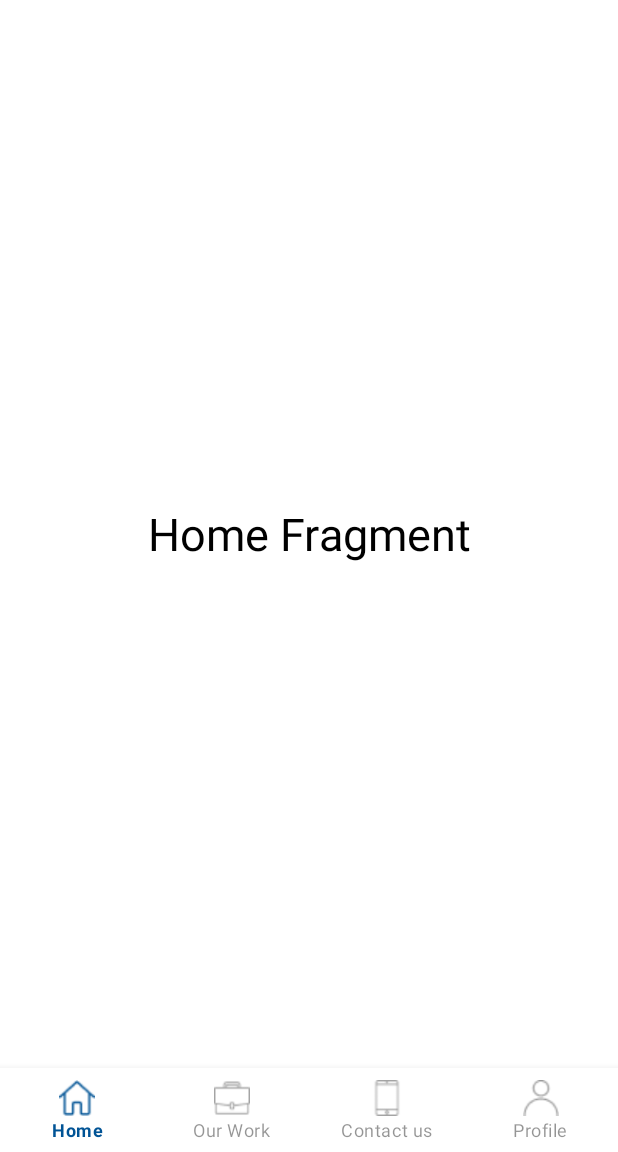
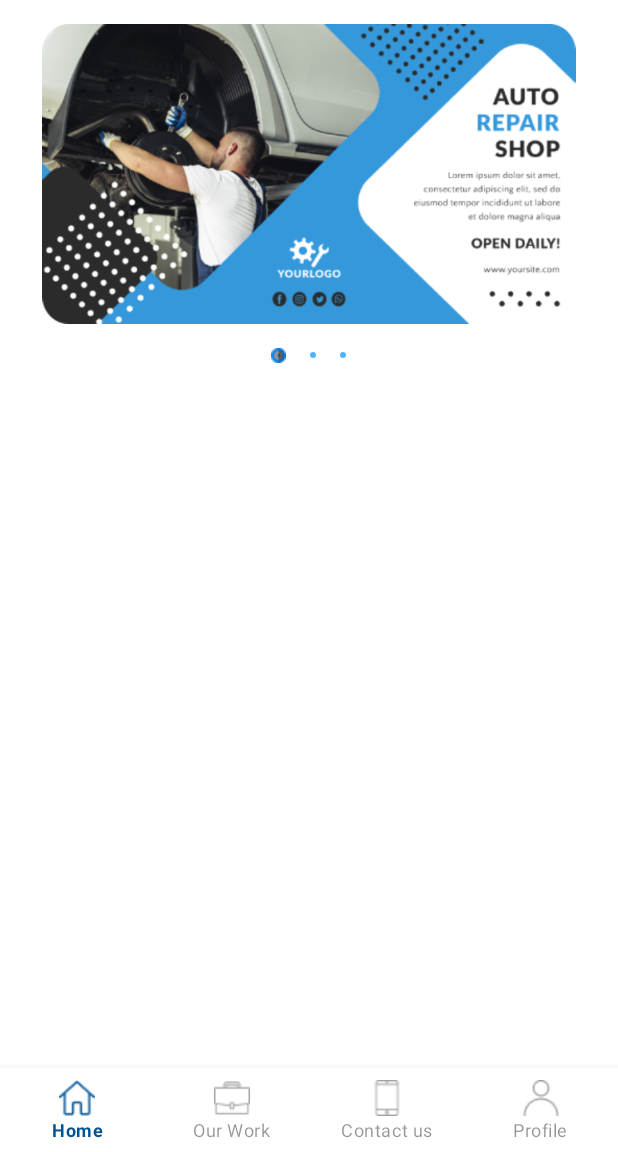
Before and after one commit to bhavesh-007/app-sample, an Android app: the screen it shows after launch (MainActivity), on a phone screen of 412 x 824 dp, the part 84-1236 px from its top. Run offline under Robolectric (Android 15) with nearby library versions, the phone set to English and light mode, and no system bars.

Commit message:
add banner ads

```diff
--- a/app/src/main/java/com/example/sample/HomeFragment.java
+++ b/app/src/main/java/com/example/sample/HomeFragment.java
@@ -2,11 +2,21 @@ package com.example.sample;
 
 import android.os.Bundle;
 
+import androidx.annotation.NonNull;
+import androidx.annotation.Nullable;
+import androidx.core.content.ContextCompat;
 import androidx.fragment.app.Fragment;
 
 import android.view.LayoutInflater;
 import android.view.View;
 import android.view.ViewGroup;
+import android.view.animation.Animation;
+import android.widget.ImageView;
+import android.widget.LinearLayout;
+import android.widget.ViewFlipper;
+
+import java.util.Timer;
+import java.util.TimerTask;
 
 /**
  * A simple {@link Fragment} subclass.
@@ -15,14 +25,13 @@ import android.view.ViewGroup;
  */
 public class HomeFragment extends Fragment {
 
-    // TODO: Rename parameter arguments, choose names that match
+
     // the fragment initialization parameters, e.g. ARG_ITEM_NUMBER
     private static final String ARG_PARAM1 = "param1";
     private static final String ARG_PARAM2 = "param2";
 
-    // TODO: Rename and change types of parameters
-    private String mParam1;
-    private String mParam2;
+
+
 
     public HomeFragment() {
 
@@ -45,10 +54,14 @@ public class HomeFragment extends Fragment {
         fragment.setArguments(args);
         return fragment;
     }
-
+    ViewFlipper flip;
+    LinearLayout dotsLayout;
+    ImageView[] dots = new ImageView[3];
     @Override
     public void onCreate(Bundle savedInstanceState) {
         super.onCreate(savedInstanceState);
+        String mParam1;
+        String mParam2;
         if (getArguments() != null) {
             mParam1 = getArguments().getString(ARG_PARAM1);
             mParam2 = getArguments().getString(ARG_PARAM2);
@@ -61,4 +74,46 @@ public class HomeFragment extends Fragment {
         // Inflate the layout for this fragment
         return inflater.inflate(R.layout.fragment_home, container, false);
     }
+
+    @Override
+    public void onViewCreated(@NonNull View view, @Nullable Bundle savedInstanceState) {
+        super.onViewCreated(view,savedInstanceState);
+        flip = view.findViewById(R.id.carousel);
+        flip.setAutoStart(true);
+        flip.setFlipInterval(4000);
+        flip.setInAnimation(getContext(),R.anim.slide_in);
+        flip.setOutAnimation(getContext(),R.anim.slide_out);
+        dotsLayout = view.findViewById(R.id.dots_layout);
+        setActiveDot(flip.getDisplayedChild());
+        flip.getInAnimation().setAnimationListener(new Animation.AnimationListener() {
+            @Override
+            public void onAnimationStart(Animation animation) {
+                setActiveDot(flip.getDisplayedChild());
+            }
+
+            @Override
+            public void onAnimationEnd(Animation animation) {
+            }
+
+            @Override
+            public void onAnimationRepeat(Animation animation) {
+            }
+        });
+    }
+    void setActiveDot(int position){
+        if(dotsLayout.getChildCount() > 0){
+            dotsLayout.removeAllViews();
+        }
+        for(int i=0;i<=2;i++){
+            dots[i] = new ImageView(getContext());
+            if(i==position){
+                dots[i].setImageDrawable(ContextCompat.getDrawable(getContext(),R.drawable.active_dot));
+            }else{
+                dots[i].setImageDrawable(ContextCompat.getDrawable(getContext(),R.drawable.inactive_dot));
+            }
+            LinearLayout.LayoutParams layoutParams = new LinearLayout.LayoutParams(ViewGroup.LayoutParams.WRAP_CONTENT,ViewGroup.LayoutParams.WRAP_CONTENT);
+            layoutParams.setMargins(12,0,12,0);
+            dotsLayout.addView(dots[i],layoutParams);
+        }
+    }
 }
--- /dev/null
+++ b/app/src/main/res/anim/slide_in.xml
@@ -0,0 +1,6 @@
+<?xml version="1.0" encoding="utf-8"?>
+<set xmlns:android="http://schemas.android.com/apk/res/android" android:duration="1000">
+    <translate
+        android:fromXDelta="-100%p"
+        android:toXDelta="0"/>
+</set>
--- /dev/null
+++ b/app/src/main/res/anim/slide_out.xml
@@ -0,0 +1,6 @@
+<?xml version="1.0" encoding="utf-8"?>
+<set xmlns:android="http://schemas.android.com/apk/res/android" android:duration="1000">
+    <translate
+        android:fromXDelta="0"
+        android:toXDelta="100%p"/>
+</set>
--- /dev/null
+++ b/app/src/main/res/drawable/inactive_dot.xml
@@ -0,0 +1,8 @@
+<?xml version="1.0" encoding="utf-8"?>
+<shape android:shape="oval"
+    android:useLevel="true"
+    android:dither="true"
+    xmlns:android="http://schemas.android.com/apk/res/android">
+    <solid android:color="#B0008FFF"/>
+    <size android:height="4dp" android:width="4dp"/>
+</shape>
--- a/app/src/main/res/layout/fragment_home.xml
+++ b/app/src/main/res/layout/fragment_home.xml
@@ -1,20 +1,43 @@
 <?xml version="1.0" encoding="utf-8"?>
 
-<LinearLayout
-    xmlns:android="http://schemas.android.com/apk/res/android"
+<LinearLayout xmlns:android="http://schemas.android.com/apk/res/android"
     xmlns:tools="http://schemas.android.com/tools"
     android:layout_width="match_parent"
     android:layout_height="match_parent"
     android:weightSum="10"
     tools:context=".HomeFragment"
-    >
-    <TextView
-        android:layout_width="0dp"
+    android:orientation="vertical">
+
+    <ViewFlipper
+        android:id="@+id/carousel"
+        android:layout_width="match_parent"
+        android:layout_height="200dp"
+        android:gravity="center_horizontal"
+        android:layout_marginTop="16dp"
+        android:paddingStart="8dp"
+        android:paddingEnd="8dp">
+        <ImageView
+            android:layout_width="match_parent"
+            android:layout_height="wrap_content"
+            android:src="@drawable/ad1"
+            android:contentDescription="ad1" />
+        <ImageView
+            android:layout_width="match_parent"
+            android:layout_height="wrap_content"
+            android:src="@drawable/ad2"
+            android:contentDescription="ad2" />
+        <ImageView
+            android:layout_width="match_parent"
+            android:layout_height="wrap_content"
+            android:src="@drawable/ad3"
+            android:contentDescription="ad3" />
+    </ViewFlipper>
+    <LinearLayout
+        android:id="@+id/dots_layout"
+        android:layout_width="match_parent"
         android:layout_height="wrap_content"
-        android:text="@string/hello_blank_fragment"
-        android:layout_weight="10"
-        android:layout_gravity="center"
+        android:orientation="horizontal"
         android:gravity="center"
-        android:textSize="30sp"
-        android:textColor="@color/black"/>
+        android:layout_marginTop="16dp">
+    </LinearLayout>
 </LinearLayout>
```
Also changed, not shown: app/src/main/res/drawable/active_dot.png (added), app/src/main/res/drawable/ad1.png (added), app/src/main/res/drawable/ad2.png (added), app/src/main/res/drawable/ad3.png (added), 3 other files.
